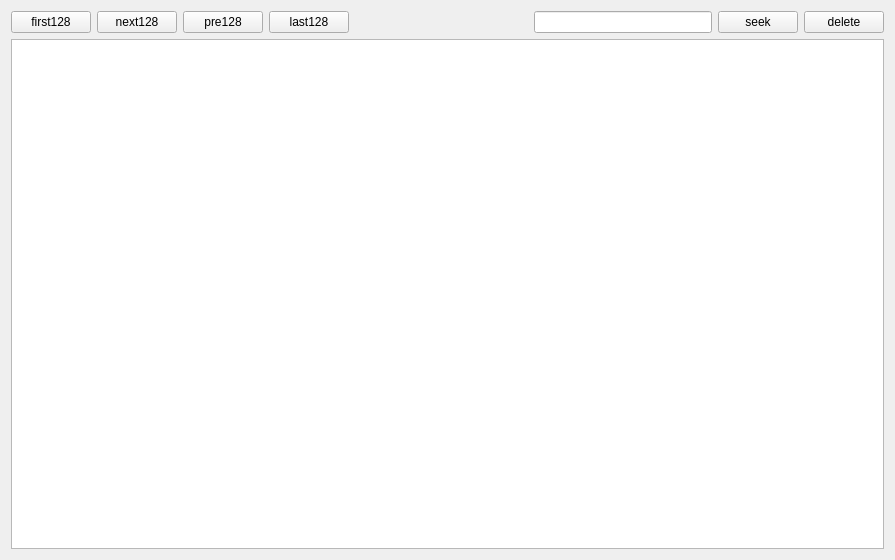
Above: qtmdsrv/ui/historyform.ui from ssh352/qtctp-1 before the change. Below: the same form after it.
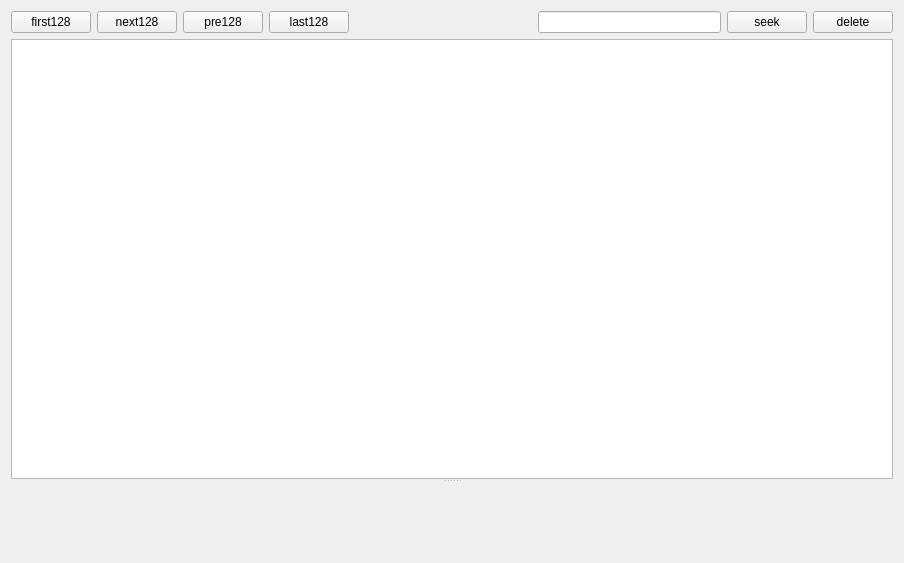
That is the form after the change. Custom widgets are drawn as their Qt base class.

What changed in the file:
```diff
--- a/qtmdsrv/ui/historyform.ui
+++ b/qtmdsrv/ui/historyform.ui
@@ -6,8 +6,8 @@
    <rect>
     <x>0</x>
     <y>0</y>
-    <width>895</width>
-    <height>560</height>
+    <width>904</width>
+    <height>563</height>
    </rect>
   </property>
   <property name="windowTitle">
@@ -81,10 +81,24 @@
     </layout>
    </item>
    <item>
-    <widget class="QTableWidget" name="tableWidget"/>
+    <widget class="QSplitter" name="splitter">
+     <property name="orientation">
+      <enum>Qt::Vertical</enum>
+     </property>
+     <widget class="QTableWidget" name="tableWidget"/>
+     <widget class="QCustomPlot" name="qcustomplot" native="true"/>
+    </widget>
    </item>
   </layout>
  </widget>
+ <customwidgets>
+  <customwidget>
+   <class>QCustomPlot</class>
+   <extends>QWidget</extends>
+   <header>qcustomplot.h</header>
+   <container>1</container>
+  </customwidget>
+ </customwidgets>
  <resources/>
  <connections/>
 </ui>
```
